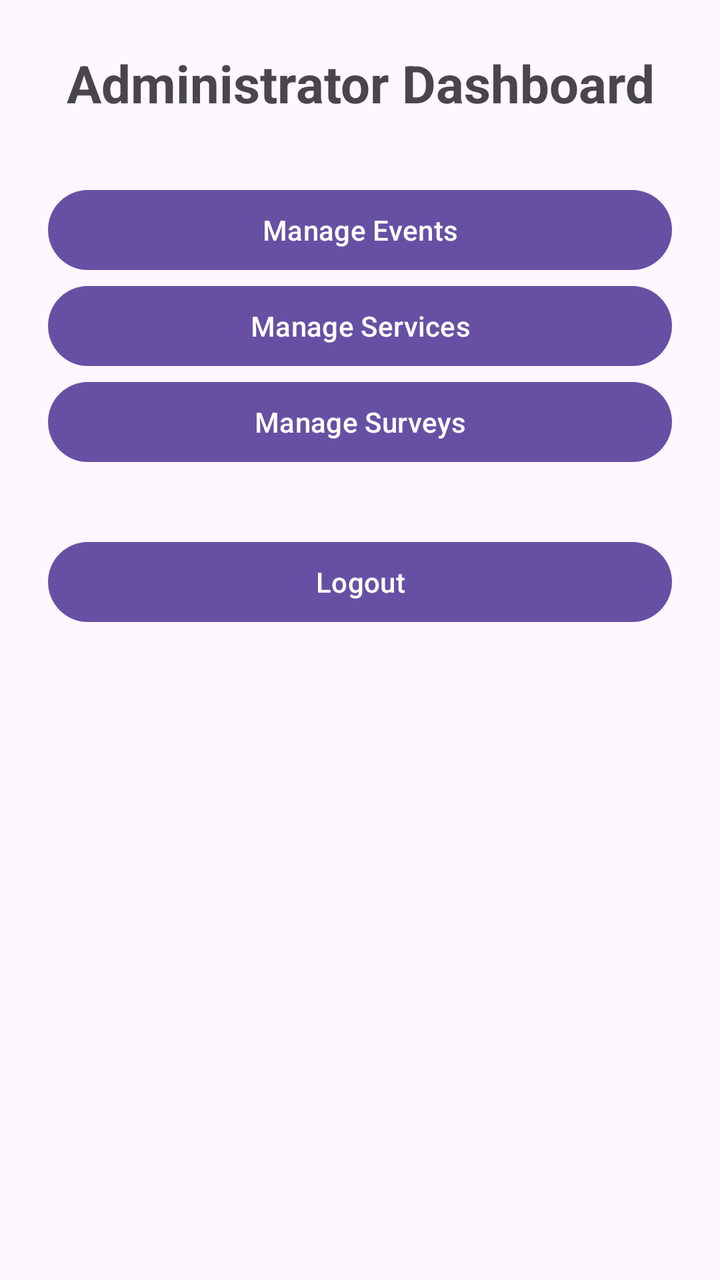
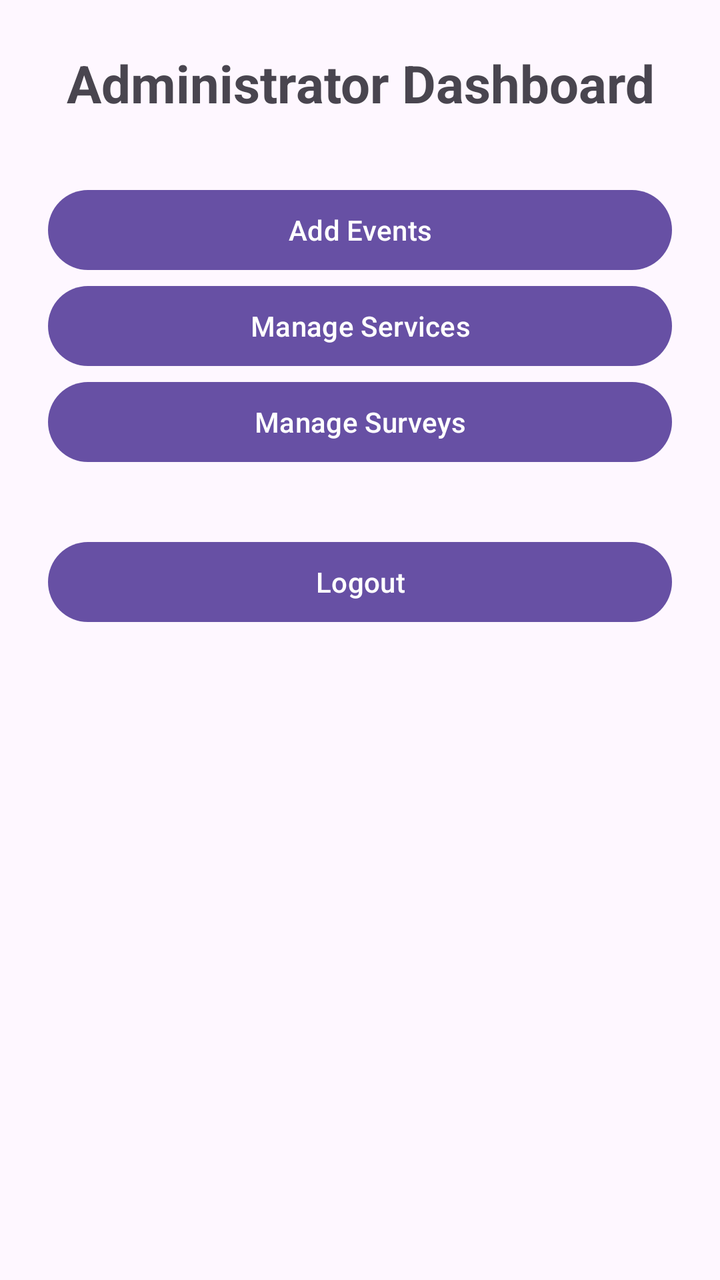

Compare the two renders of this Android layout. The source of the first and the diff that turns it into the second are given below.
<!-- AndroidManifest.xml: application theme Theme.Dublin8Community -->
<!-- res/layout/activity_admin_dashboard.xml -->
<?xml version="1.0" encoding="utf-8"?>
<LinearLayout xmlns:android="http://schemas.android.com/apk/res/android"
    android:layout_width="match_parent"
    android:layout_height="match_parent"
    android:orientation="vertical"
    android:padding="24dp"
    android:gravity="center_horizontal">

    <TextView
        android:id="@+id/welcomeText"
        android:layout_width="match_parent"
        android:layout_height="wrap_content"
        android:text="Administrator Dashboard"
        android:textSize="26sp"
        android:textStyle="bold"
        android:gravity="center"
        android:layout_marginBottom="32dp" />

    <Button
        android:id="@+id/manageEventsButton"
        android:layout_width="match_parent"
        android:layout_height="wrap_content"
        android:text="Manage Events" />

    <Button
        android:id="@+id/manageServicesButton"
        android:layout_width="match_parent"
        android:layout_height="wrap_content"
        android:text="Manage Services" />

    <Button
        android:id="@+id/manageSurveysButton"
        android:layout_width="match_parent"
        android:layout_height="wrap_content"
        android:text="Manage Surveys" />

    <Button
        android:id="@+id/logoutButton"
        android:layout_width="match_parent"
        android:layout_height="wrap_content"
        android:text="Logout"
        android:layout_marginTop="32dp" />

</LinearLayout>
<!-- resources referenced by this layout -->
<resources>
  <style name="Theme.Dublin8Community" parent="Base.Theme.Dublin8Community" />
  <style name="Base.Theme.Dublin8Community" parent="Theme.Material3.DayNight.NoActionBar">
          
          
      </style>
</resources>

<!-- the commit's change to res/layout/activity_admin_dashboard.xml (unified diff, before → after) -->
@@ -20,7 +20,7 @@
         android:id="@+id/manageEventsButton"
         android:layout_width="match_parent"
         android:layout_height="wrap_content"
-        android:text="Manage Events" />
+        android:text="Add Events" />
 
     <Button
         android:id="@+id/manageServicesButton"
